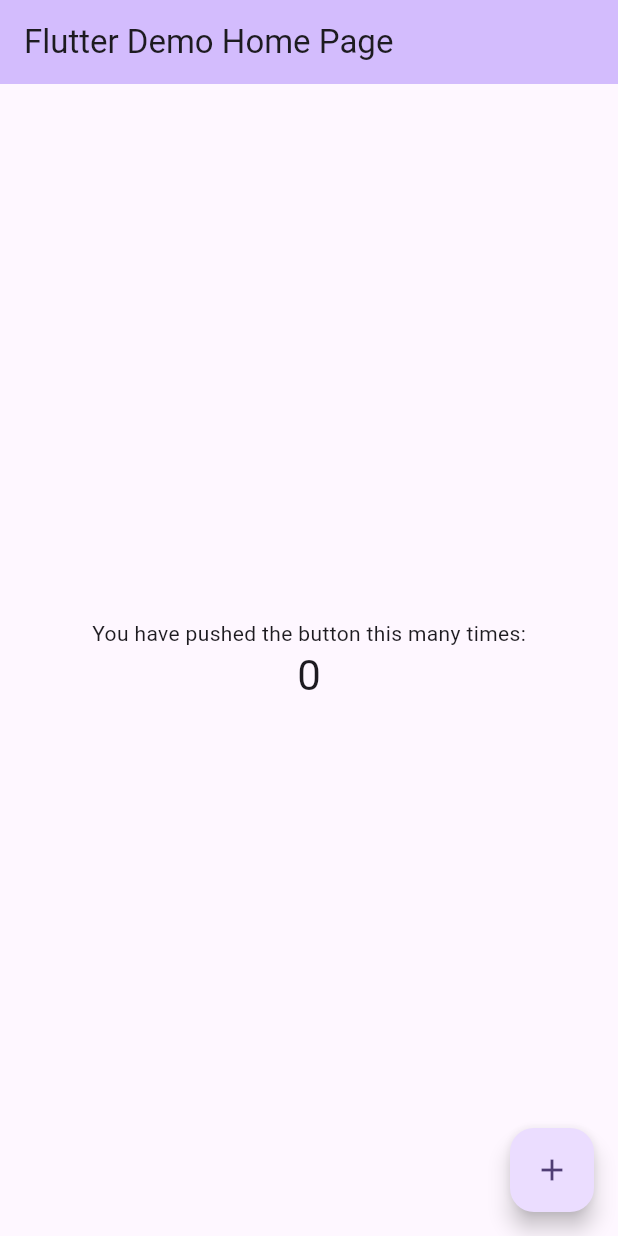
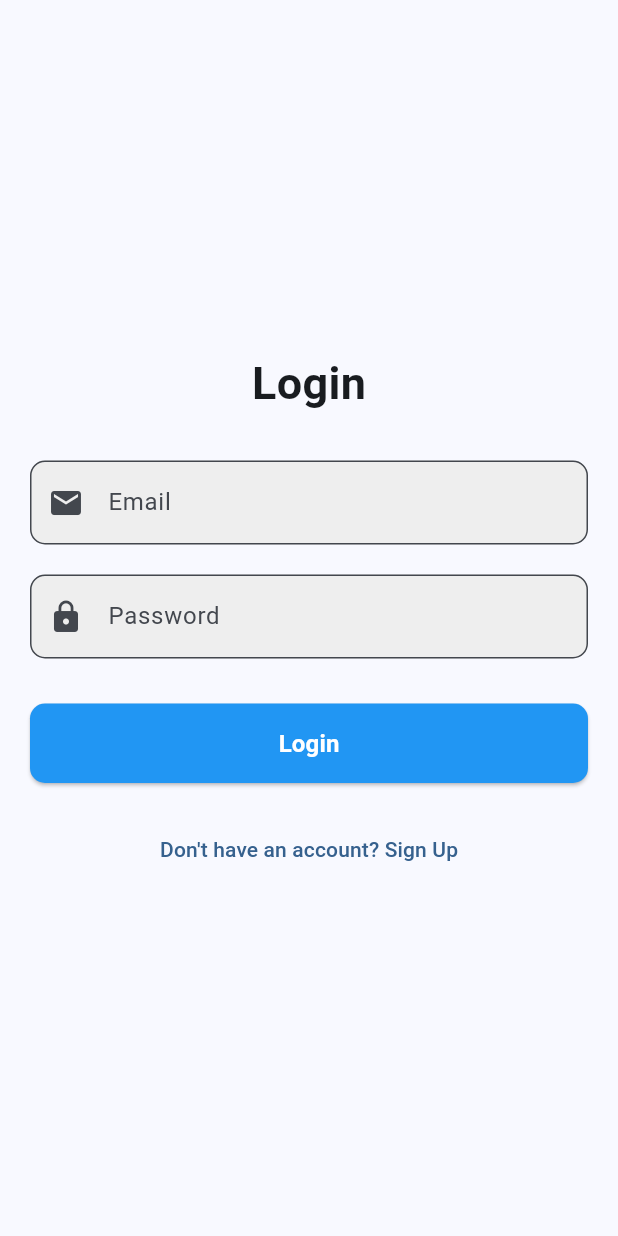
Before and after one commit to HilalSyah/Project-Firebase, a Flutter app: the screen it shows after launch, on a phone screen of 412 x 824 dp. Run offline on Flutter 3.47's test engine with Material 3 defaults, Android fonts, the phone set to English and light mode, and no system bars; our stand-ins replace firebase_core, get; accounts and stored records are empty.

Commit message:
mambuat ui mentahan

```diff
--- /dev/null
+++ b/lib/components/custom_button.dart
@@ -0,0 +1,41 @@
+import 'package:flutter/material.dart';
+
+class CustomButton extends StatelessWidget {
+  final String text;
+  final VoidCallback onPressed;
+  final Color? backgroundColor;
+  final Color? textColor;
+
+  const CustomButton({
+    Key? key,
+    required this.text,
+    required this.onPressed,
+    this.backgroundColor,
+    this.textColor,
+  }) : super(key: key);
+
+  @override
+  Widget build(BuildContext context) {
+    return SizedBox(
+      width: double.infinity,
+      child: ElevatedButton(
+        onPressed: onPressed,
+        style: ElevatedButton.styleFrom(
+          backgroundColor: backgroundColor ?? Colors.blue,
+          padding: const EdgeInsets.symmetric(horizontal: 40, vertical: 15),
+          shape: RoundedRectangleBorder(
+            borderRadius: BorderRadius.circular(10),
+          ),
+        ),
+        child: Text(
+          text,
+          style: TextStyle(
+            color: textColor ?? Colors.white,
+            fontSize: 16,
+            fontWeight: FontWeight.bold,
+          ),
+        ),
+      ),
+    );
+  }
+}
--- /dev/null
+++ b/lib/components/custom_textfield.dart
@@ -0,0 +1,33 @@
+import 'package:flutter/material.dart';
+
+class CustomTextField extends StatelessWidget {
+  final String hintText;
+  final bool obscureText;
+  final TextEditingController controller;
+  final IconData? prefixIcon;
+
+  const CustomTextField({
+    Key? key,
+    required this.hintText,
+    this.obscureText = false,
+    required this.controller,
+    this.prefixIcon,
+  }) : super(key: key);
+
+  @override
+  Widget build(BuildContext context) {
+    return TextField(
+      controller: controller,
+      obscureText: obscureText,
+      decoration: InputDecoration(
+        hintText: hintText,
+        prefixIcon: prefixIcon != null ? Icon(prefixIcon) : null,
+        border: OutlineInputBorder(
+          borderRadius: BorderRadius.circular(10),
+        ),
+        filled: true,
+        fillColor: Colors.grey[200],
+      ),
+    );
+  }
+}
--- /dev/null
+++ b/lib/controllers/login_controller.dart
@@ -0,0 +1,14 @@
+import 'package:get/get.dart';
+
+class LoginController extends GetxController {
+  final isLoading = false.obs;
+
+  void login(String email, String password) {
+    isLoading.value = true;
+
+    Future.delayed(const Duration(seconds: 2), () {
+      isLoading.value = false;
+      Get.offAllNamed('/home');
+    });
+  }
+}
--- a/lib/main.dart
+++ b/lib/main.dart
@@ -1,4 +1,9 @@
 import 'package:flutter/material.dart';
+import 'package:get/get.dart';
+import 'screens/splash_screen.dart';
+import 'screens/login_screen.dart';
+import 'screens/signup_screen.dart';
+import 'screens/home_screen.dart';
 
 void main() {
   runApp(const MyApp());
@@ -7,119 +12,21 @@ void main() {
 class MyApp extends StatelessWidget {
   const MyApp({super.key});
 
-  // This widget is the root of your application.
   @override
   Widget build(BuildContext context) {
-    return MaterialApp(
+    return GetMaterialApp(
       title: 'Flutter Demo',
       theme: ThemeData(
-        // This is the theme of your application.
-        //
-        // TRY THIS: Try running your application with "flutter run". You'll see
-        // the application has a purple toolbar. Then, without quitting the app,
-        // try changing the seedColor in the colorScheme below to Colors.green
-        // and then invoke "hot reload" (save your changes or press the "hot
-        // reload" button in a Flutter-supported IDE, or press "r" if you used
-        // the command line to start the app).
-        //
-        // Notice that the counter didn't reset back to zero; the application
-        // state is not lost during the reload. To reset the state, use hot
-        // restart instead.
-        //
-        // This works for code too, not just values: Most code changes can be
-        // tested with just a hot reload.
-        colorScheme: ColorScheme.fromSeed(seedColor: Colors.deepPurple),
+        colorScheme: ColorScheme.fromSeed(seedColor: Colors.blue),
         useMaterial3: true,
       ),
-      home: const MyHomePage(title: 'Flutter Demo Home Page'),
+      initialRoute: '/',
+      getPages: [
+        GetPage(name: '/', page: () => SplashScreen()),
+        GetPage(name: '/login', page: () => LoginScreen()),
+        GetPage(name: '/signup', page: () => SignUpScreen()),
+        GetPage(name: '/home', page: () => HomeScreen()),
+      ],
     );
   }
 }
-
-class MyHomePage extends StatefulWidget {
-  const MyHomePage({super.key, required this.title});
-
-  // This widget is the home page of your application. It is stateful, meaning
-  // that it has a State object (defined below) that contains fields that affect
-  // how it looks.
-
-  // This class is the configuration for the state. It holds the values (in this
-  // case the title) provided by the parent (in this case the App widget) and
-  // used by the build method of the State. Fields in a Widget subclass are
-  // always marked "final".
-
-  final String title;
-
-  @override
-  State<MyHomePage> createState() => _MyHomePageState();
-}
-
-class _MyHomePageState extends State<MyHomePage> {
-  int _counter = 0;
-
-  void _incrementCounter() {
-    setState(() {
-      // This call to setState tells the Flutter framework that something has
-      // changed in this State, which causes it to rerun the build method below
-      // so that the display can reflect the updated values. If we changed
-      // _counter without calling setState(), then the build method would not be
-      // called again, and so nothing would appear to happen.
-      _counter++;
-    });
-  }
-
-  @override
-  Widget build(BuildContext context) {
-    // This method is rerun every time setState is called, for instance as done
-    // by the _incrementCounter method above.
-    //
-    // The Flutter framework has been optimized to make rerunning build methods
-    // fast, so that you can just rebuild anything that needs updating rather
-    // than having to individually change instances of widgets.
-    return Scaffold(
-      appBar: AppBar(
-        // TRY THIS: Try changing the color here to a specific color (to
-        // Colors.amber, perhaps?) and trigger a hot reload to see the AppBar
-        // change color while the other colors stay the same.
-        backgroundColor: Theme.of(context).colorScheme.inversePrimary,
-        // Here we take the value from the MyHomePage object that was created by
-        // the App.build method, and use it to set our appbar title.
-        title: Text(widget.title),
-      ),
-      body: Center(
-        // Center is a layout widget. It takes a single child and positions it
-        // in the middle of the parent.
-        child: Column(
-          // Column is also a layout widget. It takes a list of children and
-          // arranges them vertically. By default, it sizes itself to fit its
-          // children horizontally, and tries to be as tall as its parent.
-          //
-          // Column has various properties to control how it sizes itself and
-          // how it positions its children. Here we use mainAxisAlignment to
-          // center the children vertically; the main axis here is the vertical
-          // axis because Columns are vertical (the cross axis would be
-          // horizontal).
-          //
-          // TRY THIS: Invoke "debug painting" (choose the "Toggle Debug Paint"
-          // action in the IDE, or press "p" in the console), to see the
-          // wireframe for each widget.
-          mainAxisAlignment: MainAxisAlignment.center,
-          children: <Widget>[
-            const Text(
-              'You have pushed the button this many times:',
-            ),
-            Text(
-              '$_counter',
-              style: Theme.of(context).textTheme.headlineMedium,
-            ),
-          ],
-        ),
-      ),
-      floatingActionButton: FloatingActionButton(
-        onPressed: _incrementCounter,
-        tooltip: 'Increment',
-        child: const Icon(Icons.add),
-      ), // This trailing comma makes auto-formatting nicer for build methods.
-    );
-  }
-}
--- /dev/null
+++ b/lib/screens/login_screen.dart
@@ -0,0 +1,64 @@
+import 'package:flutter/material.dart';
+import 'package:get/get.dart';
+import '../components/custom_button.dart';
+import '../components/custom_textfield.dart';
+import '../controllers/login_controller.dart';
+
+class LoginScreen extends StatelessWidget {
+  LoginScreen({Key? key}) : super(key: key);
+
+  final emailController = TextEditingController();
+  final passwordController = TextEditingController();
+  final loginController = Get.put(LoginController());
+
+  @override
+  Widget build(BuildContext context) {
+    return Scaffold(
+      body: Padding(
+        padding: const EdgeInsets.all(20.0),
+        child: Column(
+          mainAxisAlignment: MainAxisAlignment.center,
+          children: [
+            Text(
+              'Login',
+              style: TextStyle(
+                fontSize: 30,
+                fontWeight: FontWeight.bold,
+              ),
+            ),
+            SizedBox(height: 30),
+            CustomTextField(
+              hintText: 'Email',
+              controller: emailController,
+              prefixIcon: Icons.email,
+            ),
+            SizedBox(height: 20),
+            CustomTextField(
+              hintText: 'Password',
+              controller: passwordController,
+              obscureText: true,
+              prefixIcon: Icons.lock,
+            ),
+            SizedBox(height: 30),
+            Obx(() => loginController.isLoading.value
+                ? CircularProgressIndicator()
+                : CustomButton(
+                    text: 'Login',
+                    onPressed: () {
+                      loginController.login(
+                        emailController.text,
+                        passwordController.text,
+                      );
+                    },
+                  )),
+            SizedBox(height: 20),
+            TextButton(
+              onPressed: () => Get.toNamed('/signup'),
+              child: Text('Don\'t have an account? Sign Up'),
+            ),
+          ],
+        ),
+      ),
+    );
+  }
+}
--- a/pubspec.yaml
+++ b/pubspec.yaml
@@ -19,7 +19,7 @@ publish_to: 'none' # Remove this line if you wish to publish to pub.dev
 version: 1.0.0+1
 
 environment:
-  sdk: ^3.5.4
+  sdk: ">=3.5.4 <=3.6.0"
 
 # Dependencies specify other packages that your package needs in order to work.
 # To automatically upgrade your package dependencies to the latest versions
@@ -36,6 +36,9 @@ dependencies:
   # Use with the CupertinoIcons class for iOS style icons.
   cupertino_icons: ^1.0.8
   firebase_core: ^3.10.0
+  get: ^4.6.6
+  google_fonts: ^6.1.0
+
 
 dev_dependencies:
   flutter_test:
```
Also changed, not shown: lib/controllers/signup_controller.dart (added, +14 -0 lines), lib/controllers/splash_controller.dart (added, +16 -0 lines), lib/screens/home_screen.dart (added, +39 -0 lines), lib/screens/signup_screen.dart (added, +65 -0 lines), lib/screens/splash_screen.dart (added, +23 -0 lines), pubspec.lock, 1 other file.
